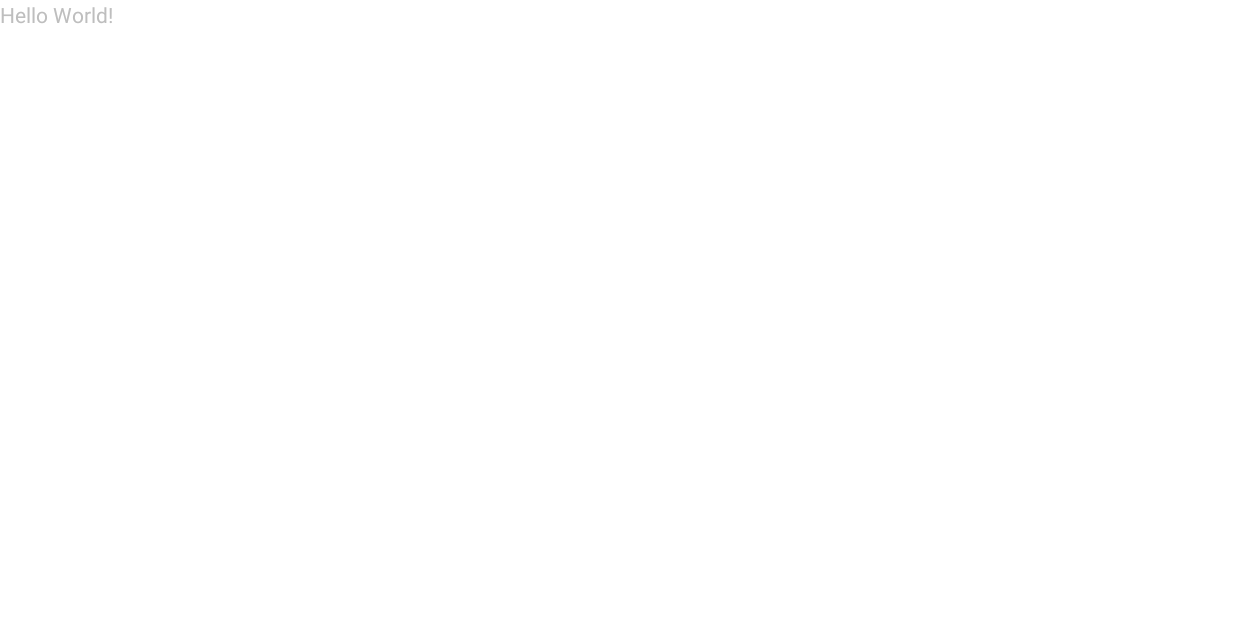
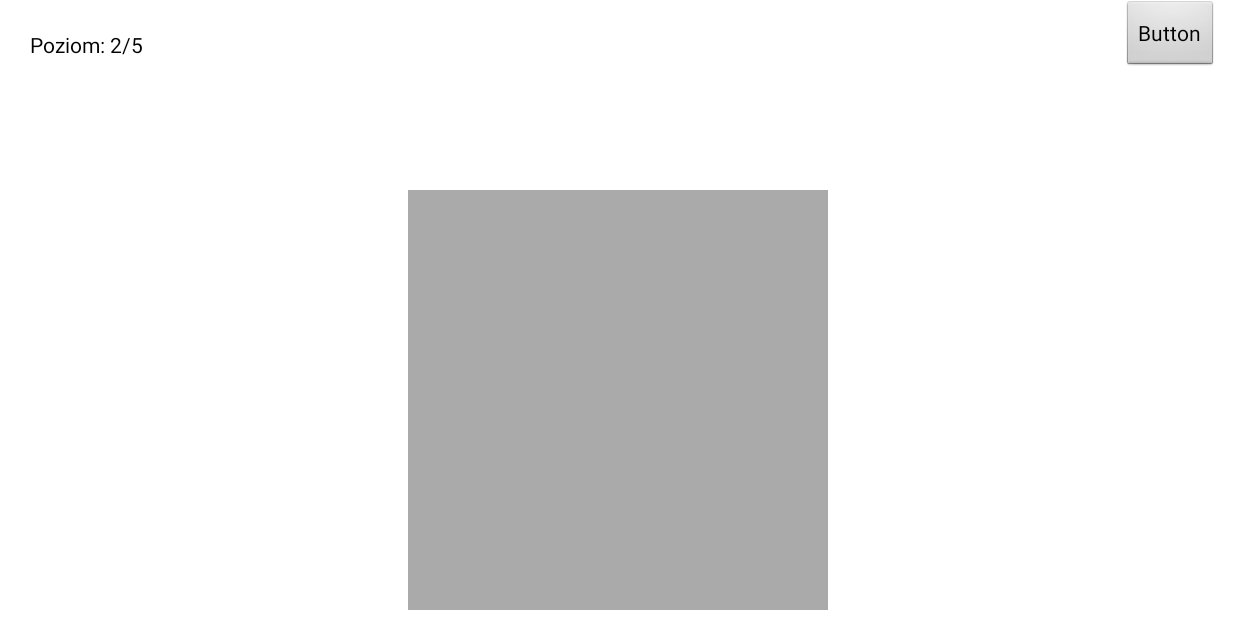
Before and after one commit to szotowicz/Friendly_letters, an Android app: the screen it shows after launch (GameMainActivity), on a phone screen of 824 x 412 dp (held sideways). Before the commit the screen is almost empty. Run offline under Robolectric (Android 15) with nearby library versions, the phone set to English and light mode, and no system bars.

Commit message:
Add simple drawing

```diff
--- a/app/src/main/AndroidManifest.xml
+++ b/app/src/main/AndroidManifest.xml
@@ -1,6 +1,8 @@
 <?xml version="1.0" encoding="utf-8"?>
 <manifest xmlns:android="http://schemas.android.com/apk/res/android"
     package="com.pg.mikszo.friendlyletters">
+
+    <uses-permission android:name="android.permission.WRITE_EXTERNAL_STORAGE" />
 
     <application
         android:allowBackup="true"
--- /dev/null
+++ b/app/src/main/java/com/pg/mikszo/friendlyletters/CanvasView.java
@@ -0,0 +1,100 @@
+package com.pg.mikszo.friendlyletters;
+
+import android.annotation.SuppressLint;
+import android.content.Context;
+import android.graphics.Bitmap;
+import android.graphics.Canvas;
+import android.graphics.Color;
+import android.graphics.Paint;
+import android.graphics.Path;
+import android.os.Environment;
+import android.util.AttributeSet;
+import android.util.Log;
+import android.view.MotionEvent;
+import android.view.View;
+import android.widget.Toast;
+
+import java.io.File;
+import java.io.FileOutputStream;
+
+public class CanvasView extends View {
+    private Canvas canvas;
+    private Paint paint = new Paint();
+    private Path path = new Path();
+    private final float STROKE_WIDTH = 25f;
+
+    public CanvasView(Context context, AttributeSet attributeSet) {
+        super(context, attributeSet);
+
+        paint.setAntiAlias(true);
+        paint.setColor(Color.BLACK);
+        paint.setStrokeJoin(Paint.Join.ROUND);
+        paint.setStrokeCap(Paint.Cap.ROUND);
+        paint.setStyle(Paint.Style.STROKE);
+        paint.setStrokeWidth(STROKE_WIDTH);
+    }
+
+    @Override
+    protected void onSizeChanged(int w, int h, int oldW, int oldH) {
+        super.onSizeChanged(w, h, oldW, oldH);
+        Bitmap bitmap = Bitmap.createBitmap(w, h, Bitmap.Config.ARGB_8888);
+        this.canvas = new Canvas(bitmap);
+    }
+
+    @Override
+    protected void onDraw(Canvas canvas) {
+        super.onDraw(canvas);
+        this.canvas = canvas;
+        this.canvas.drawPath(path, paint);
+    }
+
+    @SuppressLint("ClickableViewAccessibility")
+    @Override
+    public boolean onTouchEvent(MotionEvent event) {
+        float xPosition = event.getX();
+        float yPosition = event.getY();
+
+        switch (event.getAction()) {
+            case MotionEvent.ACTION_DOWN:
+                path.moveTo(xPosition, yPosition);
+            case MotionEvent.ACTION_MOVE:
+                path.lineTo(xPosition, yPosition);
+                break;
+            case MotionEvent.ACTION_UP:
+                break;
+            default:
+                return false;
+        }
+        invalidate();
+        return true;
+    }
+
+    public void cleanScreen() {
+        path.reset();
+        invalidate();
+    }
+
+    public void saveScreenImage() {
+        try {
+            final View view = this;
+            Bitmap bitmap = Bitmap.createBitmap(view.getWidth(), view.getHeight(), Bitmap.Config.ARGB_8888);
+            Canvas canvas = new Canvas(bitmap);
+            view.draw(canvas);
+            File root = Environment.getExternalStorageDirectory();
+            File appFolder = new File(root.getAbsolutePath() + File.separator + "DCIM" + File.separator + "FriendlyLetters");
+            if (!appFolder.exists()) {
+                if (!appFolder.mkdirs()){
+                    Toast.makeText(getContext(), "[ERROR] Problem with saving the file, check the permissions", Toast.LENGTH_SHORT).show();
+                    return;
+                }
+            }
+            File imageFile = new File(appFolder + File.separator + "FriendlyLetters.jpg");
+            FileOutputStream fileOutputStream = new FileOutputStream(imageFile);
+            bitmap.compress(Bitmap.CompressFormat.JPEG, 100, fileOutputStream);
+            fileOutputStream.close();
+            Toast.makeText(getContext(), "The picture was saved: " + appFolder.getAbsolutePath(), Toast.LENGTH_SHORT).show();
+        } catch (Exception ex) {
+            Log.e("[ERROR]", ex.getMessage());
+        }
+    }
+}
--- a/app/src/main/java/com/pg/mikszo/friendlyletters/GameMainActivity.java
+++ b/app/src/main/java/com/pg/mikszo/friendlyletters/GameMainActivity.java
@@ -2,12 +2,25 @@ package com.pg.mikszo.friendlyletters;
 
 import android.app.Activity;
 import android.os.Bundle;
+import android.view.View;
 
 public class GameMainActivity extends Activity {
+
+    private CanvasView canvasView;
 
     @Override
     protected void onCreate(Bundle savedInstanceState) {
         super.onCreate(savedInstanceState);
         setContentView(R.layout.activity_game_main);
+
+        canvasView = findViewById(R.id.canvasView);
+    }
+
+    public void cleanScreenOnClick(View view) {
+        canvasView.cleanScreen();
+    }
+
+    public void saveScreenImageOnClick(View view) {
+        canvasView.saveScreenImage();
     }
 }
--- a/app/src/main/res/layout/activity_game_main.xml
+++ b/app/src/main/res/layout/activity_game_main.xml
@@ -1,6 +1,5 @@
 <?xml version="1.0" encoding="utf-8"?>
-<android.support.constraint.ConstraintLayout
-    xmlns:android="http://schemas.android.com/apk/res/android"
+<RelativeLayout xmlns:android="http://schemas.android.com/apk/res/android"
     xmlns:tools="http://schemas.android.com/tools"
     android:layout_width="match_parent"
     android:layout_height="match_parent"
@@ -10,6 +9,31 @@
     <TextView
         android:layout_width="wrap_content"
         android:layout_height="wrap_content"
-        android:text="Hello World!" />
+        android:layout_alignParentTop="true"
+        android:layout_marginLeft="20dp"
+        android:layout_marginStart="20dp"
+        android:layout_marginTop="20dp"
+        android:text="Poziom: 2/5"
+        android:textColor="#000000" />
 
-</android.support.constraint.ConstraintLayout>
+    <com.pg.mikszo.friendlyletters.CanvasView
+        android:id="@+id/canvasView"
+        android:layout_width="280dp"
+        android:layout_height="280dp"
+        android:layout_alignParentBottom="true"
+        android:layout_centerHorizontal="true"
+        android:layout_marginBottom="5dp"
+        android:background="#AAA" />
+
+    <Button
+        android:id="@+id/button"
+        android:layout_width="wrap_content"
+        android:layout_height="wrap_content"
+        android:layout_alignParentEnd="true"
+        android:layout_alignParentRight="true"
+        android:layout_marginEnd="12dp"
+        android:layout_marginRight="12dp"
+        android:onClick="saveScreenImageOnClick"
+        android:text="Button" />
+
+</RelativeLayout>
```
